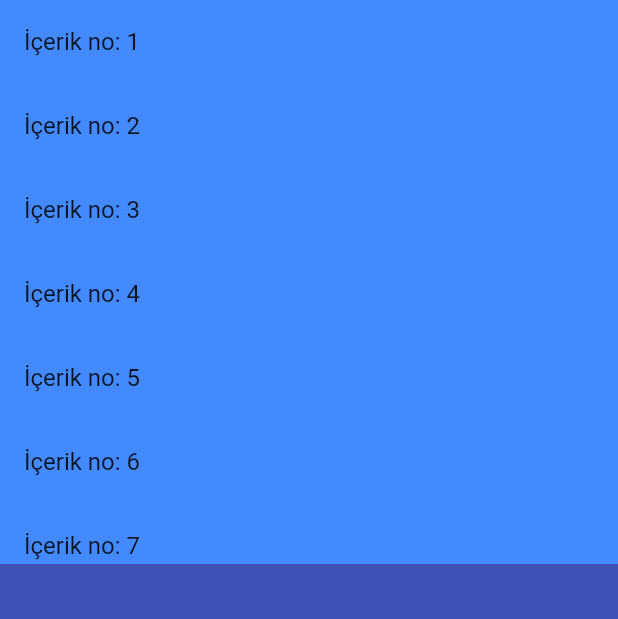
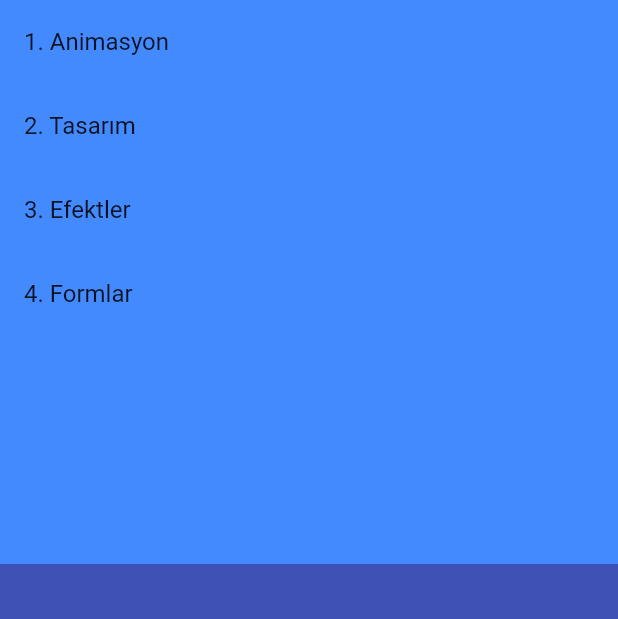
Before and after one commit to dershub/trflutterdocs, a Flutter app: the screen it shows after launch, on a phone screen of 412 x 824 dp, the part 108-727 px from its top. Run offline on Flutter 3.47's test engine with Material 2 defaults, Android fonts, the phone set to English and light mode, and no system bars.

Commit message:
Content İçerikler

```diff
--- a/lib/anasayfa.dart
+++ b/lib/anasayfa.dart
@@ -7,7 +7,7 @@ class Anasayfa extends StatelessWidget {
   @override
   Widget build(BuildContext context) {
     final double genislik = MediaQuery.of(context).size.width;
-
+    final bool drawerAcilsinMi = genislik < 600;
     return Scaffold(
       appBar: AppBar(
         backgroundColor: Colors.white,
@@ -23,7 +23,7 @@ class Anasayfa extends StatelessWidget {
       ),
       body: Row(
         children: [
-          if (genislik > 500) Expanded(child: LeftMenu()),
+          if (!drawerAcilsinMi) Expanded(child: LeftMenu()),
           Expanded(
             flex: 2,
             child: Column(
@@ -37,7 +37,7 @@ class Anasayfa extends StatelessWidget {
           if (genislik >= 700) Expanded(child: Contents()),
         ],
       ),
-      drawer: genislik > 500 ? null : Drawer(child: LeftMenu()),
+      drawer: drawerAcilsinMi ? Drawer(child: LeftMenu()) : null,
     );
   }
 }
--- a/lib/contents.dart
+++ b/lib/contents.dart
@@ -6,13 +6,20 @@ class Contents extends StatelessWidget {
     return Container(
       color: Colors.blueAccent,
       child: ListView.builder(
-        itemCount: 10,
+        itemCount: contents['main']['contents'].length,
         itemBuilder: (itemBuilder, i) {
           return ListTile(
-            title: Text("İçerik no: ${i + 1}"),
+            title: Text("${i + 1}. ${contents['main']['contents'][i]}"),
           );
         },
       ),
     );
   }
 }
+
+var contents = {
+  'main': {
+    'contents': ['Animasyon', 'Tasarım', 'Efektler', 'Formlar'],
+    'onClick': []
+  }
+};
```
